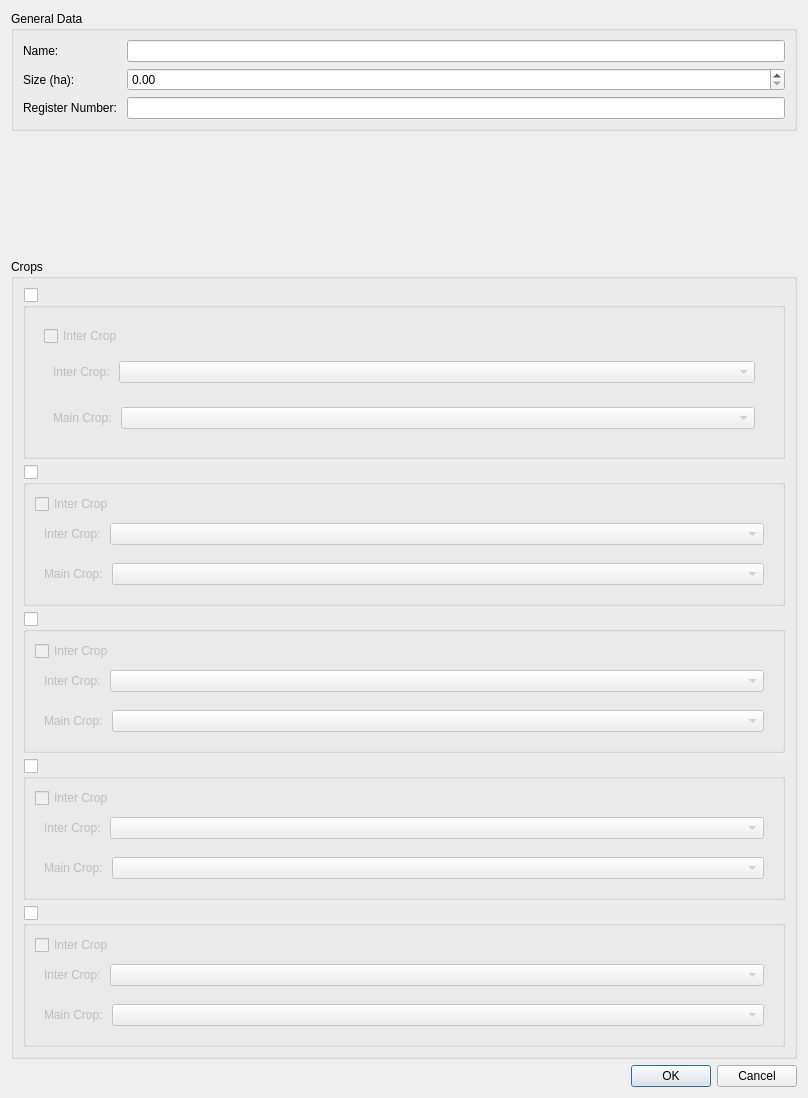
Qt form Classes/GUI/Dialogs/qcreatefield.ui (Sn1pescope/LVP-Basis) before a commit.
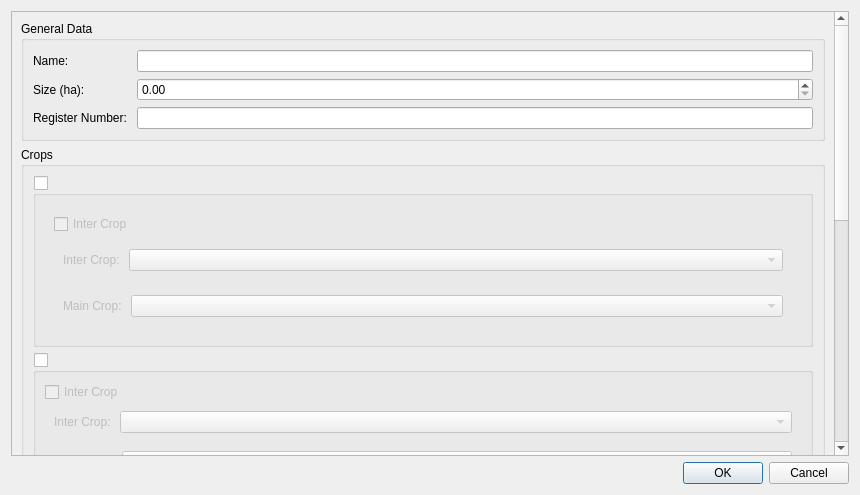
The same form after that commit.

```diff
--- a/Classes/GUI/Dialogs/qcreatefield.ui
+++ b/Classes/GUI/Dialogs/qcreatefield.ui
@@ -6,8 +6,8 @@
    <rect>
     <x>0</x>
     <y>0</y>
-    <width>808</width>
-    <height>1098</height>
+    <width>860</width>
+    <height>495</height>
    </rect>
   </property>
   <property name="windowTitle">
@@ -15,6 +15,21 @@
   </property>
   <layout class="QVBoxLayout" name="verticalLayout">
    <item>
+    <widget class="QScrollArea" name="scrollArea">
+     <property name="widgetResizable">
+      <bool>true</bool>
+     </property>
+     <widget class="QWidget" name="scrollAreaWidgetContents">
+      <property name="geometry">
+       <rect>
+        <x>0</x>
+        <y>0</y>
+        <width>826</width>
+        <height>1036</height>
+       </rect>
+      </property>
+      <layout class="QVBoxLayout" name="verticalLayout_13">
+       <item>
     <widget class="QGroupBox" name="groupBoxGeneral">
      <property name="title">
       <string>General Data</string>
@@ -66,26 +81,6 @@
      </property>
     </spacer>
    </item>
-   <item>
-    <widget class="QLabel" name="statusLabel">
-     <property name="text">
-      <string/>
-     </property>
-    </widget>
-   </item>
-   <item>
-    <spacer name="verticalSpacer_2">
-     <property name="orientation">
-      <enum>Qt::Vertical</enum>
-     </property>
-     <property name="sizeHint" stdset="0">
-      <size>
-       <width>20</width>
-       <height>40</height>
-      </size>
-     </property>
-    </spacer>
-   </item>
    <item>
     <widget class="QGroupBox" name="groupBoxCrops">
      <property name="title">
@@ -480,6 +475,10 @@
        </widget>
       </item>
      </layout>
+        </widget>
+       </item>
+      </layout>
+     </widget>
     </widget>
    </item>
    <item>
```
Lines whose indentation alone changed are shown as unchanged.
